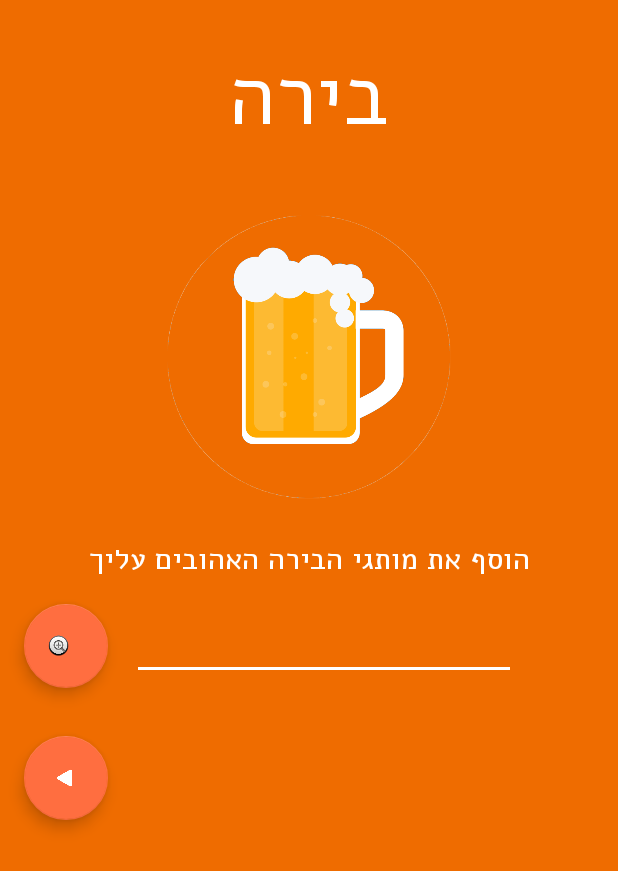
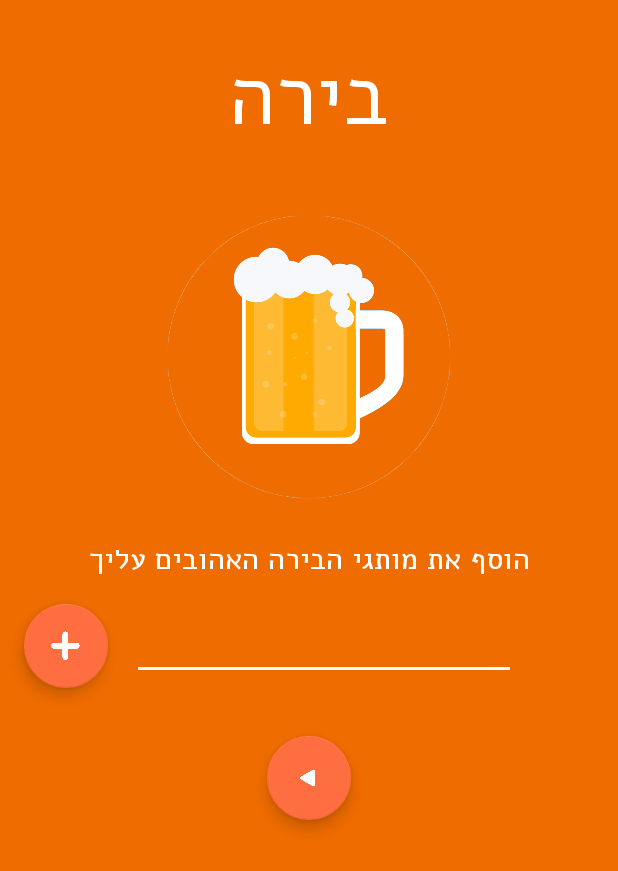
Before and after one commit to badasscohen/Bira, an Android app: the SettingsActivity screen opened directly, with no data from a screen before it, on a phone screen of 412 x 824 dp. Shown: the top 871 px of the screen. Run offline under Robolectric (Android 15) with nearby library versions, the phone set to English and light mode, and no system bars.

```diff
--- a/app/src/main/res/layout/activity_settings.xml
+++ b/app/src/main/res/layout/activity_settings.xml
@@ -41,7 +41,7 @@
             android:layout_height="wrap_content"
             android:layout_margin="@dimen/fab_margin"
             android:elevation="8dp"
-            android:src="@android:drawable/btn_plus"/>
+            android:src="@drawable/plus"/>
 
         <EditText
             android:id="@+id/add_beer"
@@ -57,7 +57,7 @@
         android:id="@+id/fab"
         android:layout_width="wrap_content"
         android:layout_height="wrap_content"
-        android:layout_gravity="bottom|left"
+        android:layout_gravity="bottom|center_horizontal"
         android:layout_margin="@dimen/fab_margin"
         android:elevation="8dp"
         android:src="@drawable/left_triangle"/>
```
Also changed, not shown: app/src/main/java/olivegumball/bira/MainActivity.java (+24 -1 lines), app/src/main/res/drawable/becks.png (added), app/src/main/res/drawable/carlsberg.png (added), app/src/main/res/drawable/corona.png (added), app/src/main/res/drawable/guiness.png (added), app/src/main/res/drawable/heiniken.png (added), app/src/main/res/drawable/martens.png (added), app/src/main/res/drawable/newcastle.png (added), app/src/main/res/drawable/paulaner.png (added), app/src/main/res/drawable/samadams.png (added).
